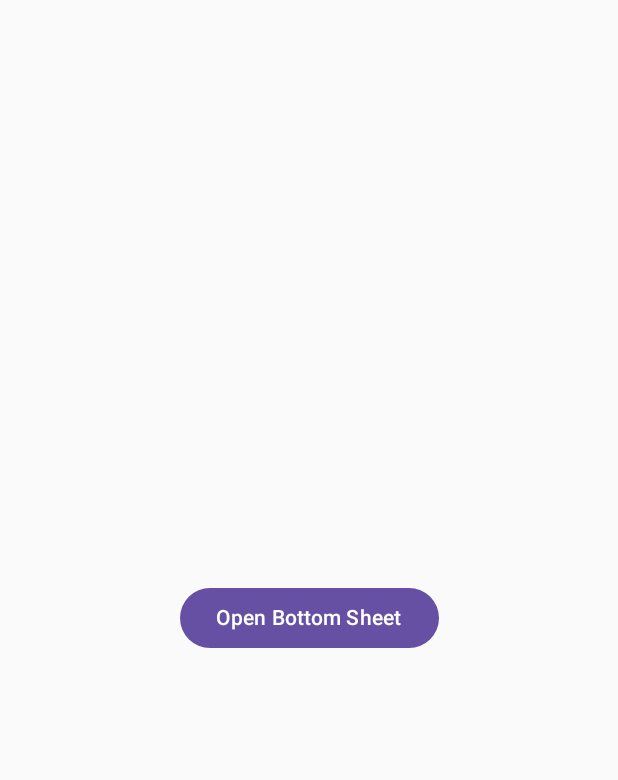
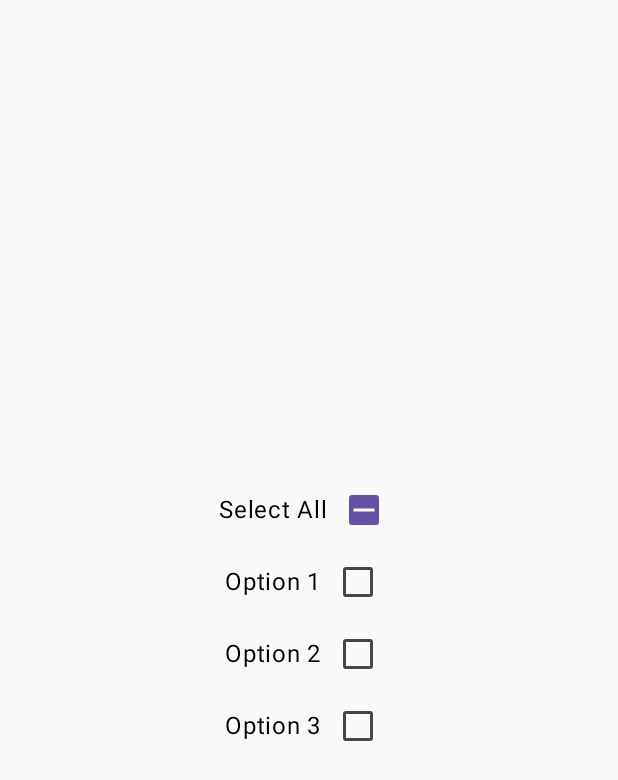
Before and after one commit to hossain72/ComposeExample, an Android app built with Jetpack Compose: the screen it shows after launch (MainActivity), on a phone screen of 412 x 824 dp. Shown: the top 780 px of the screen. Run offline under Robolectric (Android 15) with nearby library versions, the phone set to English and light mode, and no system bars.

Commit message:
card and check box example done

```diff
--- a/app/src/main/java/com/rul/compose_example/MainActivity.kt
+++ b/app/src/main/java/com/rul/compose_example/MainActivity.kt
@@ -5,6 +5,7 @@ import androidx.activity.ComponentActivity
 import androidx.activity.compose.setContent
 import androidx.activity.enableEdgeToEdge
 import com.rul.compose_example.new_jetpack_compose.bottom_sheet_5.BottomSheetExample
+import com.rul.compose_example.new_jetpack_compose.check_box_7.CheckBoxExample
 import com.rul.compose_example.new_jetpack_compose.core_components_3.ButtonExample
 import com.rul.compose_example.new_jetpack_compose.core_components_3.ImageExample
 import com.rul.compose_example.new_jetpack_compose.core_components_3.SimpleText
@@ -27,7 +28,8 @@ class MainActivity : ComponentActivity() {
                 //ButtonExample()
                 //ImageExample()
                 //ConstraintLayoutExample()
-                BottomSheetExample()
+                //BottomSheetExample()
+                CheckBoxExample()
             }
         }
     }
--- /dev/null
+++ b/app/src/main/java/com/rul/compose_example/new_jetpack_compose/check_box_7/CheckBoxExample.kt
@@ -0,0 +1,74 @@
+package com.rul.compose_example.new_jetpack_compose.check_box_7
+
+import androidx.compose.foundation.layout.Arrangement
+import androidx.compose.foundation.layout.Column
+import androidx.compose.foundation.layout.Row
+import androidx.compose.foundation.layout.fillMaxSize
+import androidx.compose.foundation.layout.padding
+import androidx.compose.material3.Checkbox
+import androidx.compose.material3.Text
+import androidx.compose.material3.TriStateCheckbox
+import androidx.compose.runtime.Composable
+import androidx.compose.runtime.mutableStateListOf
+import androidx.compose.runtime.remember
+import androidx.compose.ui.Alignment
+import androidx.compose.ui.Modifier
+import androidx.compose.ui.state.ToggleableState
+import androidx.compose.ui.tooling.preview.Preview
+import androidx.compose.ui.unit.dp
+import androidx.compose.ui.util.fastForEachIndexed
+
+@Composable
+fun CheckBoxExample() {
+
+    val childCheckedStatus = remember {
+        mutableStateListOf(false, false, false)
+    }
+
+    val parentState = when {
+        childCheckedStatus.all { it } -> ToggleableState.On
+        childCheckedStatus.none() -> ToggleableState.Off
+        else -> ToggleableState.Indeterminate
+    }
+
+    Column(
+        modifier = Modifier
+            .fillMaxSize()
+            .padding(horizontal = 16.dp),
+        verticalArrangement = Arrangement.Center,
+        horizontalAlignment = Alignment.CenterHorizontally
+    ) {
+        Row(
+            verticalAlignment = Alignment.CenterVertically
+        ) {
+            Text("Select All")
+            TriStateCheckbox(state = parentState, onClick = {
+                var newState = parentState != ToggleableState.On
+                childCheckedStatus.fastForEachIndexed { index, _ ->
+                    childCheckedStatus[index] = newState
+                }
+            })
+        }
+        childCheckedStatus.fastForEachIndexed { index, status ->
+            Row(verticalAlignment = Alignment.CenterVertically) {
+                Text("Option ${index + 1}")
+                Checkbox(
+                    checked = status,
+                    onCheckedChange = {
+                        childCheckedStatus[index] = it
+                    }
+                )
+            }
+        }
+        if (childCheckedStatus.all { it }) {
+            Text("All Option Selected")
+        }
+    }
+
+}
+
+@Preview(showSystemUi = true)
+@Composable
+fun Preview_CheckBoxExample() {
+    CheckBoxExample()
+}
```
Also changed, not shown: app/src/main/java/com/rul/compose_example/new_jetpack_compose/cards_6/ElevatedCardExample.kt (added, +43 -0 lines).
